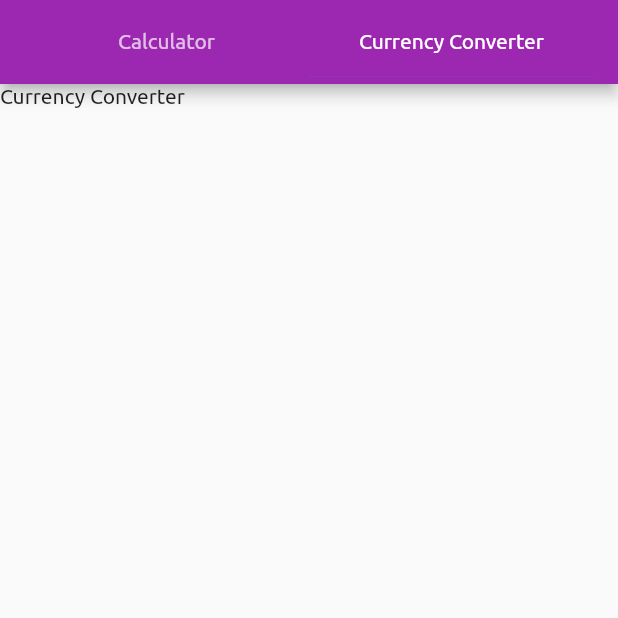
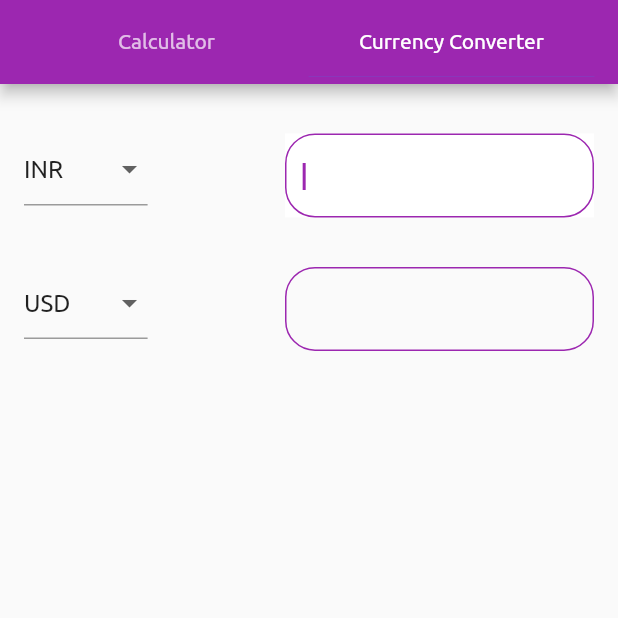
Before and after one commit to yuvrajgrover6/calculator, a Flutter app: the screen it shows after launch, tab 2 chosen, on a phone screen of 412 x 824 dp, the top half of it. Run offline on Flutter 3.47's test engine with Material 2 defaults, Android fonts, the phone set to English and light mode, and no system bars; our stand-ins replace get, google_mobile_ads, math_expressions; network calls fail.

Commit message:
currency converter done

```diff
--- a/lib/modules/calculator/controller/CalculatorController.dart
+++ b/lib/modules/calculator/controller/CalculatorController.dart
@@ -1,7 +1,15 @@
+import 'package:flutter/cupertino.dart';
+import 'package:flutter/services.dart';
 import 'package:get/get.dart';
 import 'package:math_expressions/math_expressions.dart';
 
 class CalculatorController extends GetxController {
+  @override
+  void onInit() {
+    super.onInit();
+    FocusManager.instance.primaryFocus?.unfocus();
+  }
+
   Rx<String> equation = ''.obs;
   // Rx<String> temp = ''.obs;
   // Rx<num?> num2 = Rx(null);
--- a/lib/modules/calculator/screens/calculator_screen.dart
+++ b/lib/modules/calculator/screens/calculator_screen.dart
@@ -11,10 +11,12 @@ class Calculator extends StatelessWidget {
 
   @override
   Widget build(BuildContext context) {
+    FocusManager.instance.primaryFocus?.unfocus();
     final controller = Get.put(CalculatorController());
     final height = MediaQuery.of(context).size.height;
     final width = MediaQuery.of(context).size.width;
-    return Column(
+    return Scaffold(
+      body: Column(
         children: [
           Container(
             height: height * 0.3,
@@ -191,6 +193,7 @@ class Calculator extends StatelessWidget {
             ),
           )
         ],
+      ),
     );
   }
 }
--- /dev/null
+++ b/lib/modules/currency/controller/currency_controller.dart
@@ -0,0 +1,29 @@
+import 'package:flutter/cupertino.dart';
+import 'package:get/get.dart';
+import 'dart:convert';
+import 'package:http/http.dart' as http;
+
+class CurrencyController extends GetxController {
+  @override
+
+
+  final TextEditingController resultController = TextEditingController();
+  Rx<double> amount = 0.0.obs;
+  Rx<String> currency1 = 'INR'.obs;
+  Rx<String> currency2 = 'USD'.obs;
+  Future apicall() async {
+    http.Response response;
+    response = await http.get(
+        Uri.parse(
+            "https://api.apilayer.com/exchangerates_data/convert?to=${currency2.value}&from=${currency1.value}&amount=${amount.value}"),
+        headers: {"apikey": "4R9ImZX8DUkEiLnmpRvDAxMPhiWmeL5b"});
+    if (response.statusCode == 200) {
+      var jsonData = jsonDecode(response.body);
+      resultController.text = jsonData['result'].toString();
+    } else if (response.statusCode == 400) {
+      resultController.text = "0";
+    } else {
+      resultController.text = "0";
+    }
+  }
+}
--- /dev/null
+++ b/lib/modules/currency/screens/currency_converter_screen.dart
@@ -0,0 +1,439 @@
+import 'package:calculator/contants.dart';
+import 'package:calculator/modules/currency/API/CurrencyConvert.dart';
+import 'package:flutter/material.dart';
+import 'package:get/get.dart';
+
+import '../controller/currency_controller.dart';
+
+class CurrencyConverter extends StatelessWidget {
+  final focusnode;
+  const CurrencyConverter({Key? key, required this.focusnode})
+      : super(key: key);
+
+  Widget build(BuildContext context) {
+    final List currencies = [
+      "AFN",
+      "EUR",
+      "ALL",
+      "DZD",
+      "USD",
+      "AOA",
+      "XCD",
+      "ARS",
+      "AMD",
+      "AWG",
+      "AUD",
+      "AZN",
+      "BSD",
+      "BHD",
+      "BDT",
+      "BBD",
+      "BYN",
+      "BZD",
+      "XOF",
+      "BMD",
+      "INR",
+      "BTN",
+      "BOB",
+      "BOV",
+      "BAM",
+      "BWP",
+      "NOK",
+      "BRL",
+      "BND",
+      "BGN",
+      "BIF",
+      "CVE",
+      "KHR",
+      "XAF",
+      "CAD",
+      "KYD",
+      "CLP",
+      "CLF",
+      "CNY",
+      "COP",
+      "COU",
+      "KMF",
+      "CDF",
+      "NZD",
+      "CRC",
+      "HRK",
+      "CUP",
+      "CUC",
+      "ANG",
+      "CZK",
+      "DKK",
+      "DJF",
+      "DOP",
+      "EGP",
+      "SVC",
+      "ERN",
+      "SZL",
+      "ETB",
+      "FKP",
+      "FJD",
+      "XPF",
+      "GMD",
+      "GEL",
+      "GHS",
+      "GIP",
+      "GTQ",
+      "GBP",
+      "GNF",
+      "GYD",
+      "HTG",
+      "HNL",
+      "HKD",
+      "HUF",
+      "ISK",
+      "IDR",
+      "XDR",
+      "IRR",
+      "IQD",
+      "ILS",
+      "JMD",
+      "JPY",
+      "JOD",
+      "KZT",
+      "KES",
+      "KPW",
+      "KRW",
+      "KWD",
+      "KGS",
+      "LAK",
+      "LBP",
+      "LSL",
+      "ZAR",
+      "LRD",
+      "LYD",
+      "CHF",
+      "MOP",
+      "MKD",
+      "MGA",
+      "MWK",
+      "MYR",
+      "MVR",
+      "MRU",
+      "MUR",
+      "XUA",
+      "MXN",
+      "MXV",
+      "MDL",
+      "MNT",
+      "MAD",
+      "MZN",
+      "MMK",
+      "NAD",
+      "NPR",
+      "NIO",
+      "NGN",
+      "OMR",
+      "PKR",
+      "PAB",
+      "PGK",
+      "PYG",
+      "PEN",
+      "PHP",
+      "PLN",
+      "QAR",
+      "RON",
+      "RUB",
+      "RWF",
+      "SHP",
+      "WST",
+      "STN",
+      "SAR",
+      "RSD",
+      "SCR",
+      "SLL",
+      "SGD",
+      "XSU",
+      "SBD",
+      "SOS",
+      "SSP",
+      "LKR",
+      "SDG",
+      "SRD",
+      "SEK",
+      "CHE",
+      "CHW",
+      "SYP",
+      "TWD",
+      "TJS",
+      "TZS",
+      "THB",
+      "TOP",
+      "TTD",
+      "TND",
+      "TRY",
+      "TMT",
+      "UGX",
+      "UAH",
+      "AED",
+      "USN",
+      "UYU",
+      "UYI",
+      "UYW",
+      "UZS",
+      "VUV",
+      "VES",
+      "VND",
+      "YER",
+      "ZMW",
+      "ZWL",
+      "XBA",
+      "XBB",
+      "XBC",
+      "XBD",
+      "XTS",
+      "XXX",
+      "XAU",
+      "XPD",
+      "XPT",
+      "XAG",
+      "AFA",
+      "FIM",
+      "ALK",
+      "ADP",
+      "ESP",
+      "FRF",
+      "AOK",
+      "AON",
+      "AOR",
+      "ARA",
+      "ARP",
+      "ARY",
+      "RUR",
+      "ATS",
+      "AYM",
+      "AZM",
+      "BYB",
+      "BYR",
+      "BEC",
+      "BEF",
+      "BEL",
+      "BOP",
+      "BAD",
+      "BRB",
+      "BRC",
+      "BRE",
+      "BRN",
+      "BRR",
+      "BGJ",
+      "BGK",
+      "BGL",
+      "BUK",
+      "HRD",
+      "CYP",
+      "CSJ",
+      "CSK",
+      "ECS",
+      "ECV",
+      "GQE",
+      "EEK",
+      "XEU",
+      "GEK",
+      "DDM",
+      "DEM",
+      "GHC",
+      "GHP",
+      "GRD",
+      "GNE",
+      "GNS",
+      "GWE",
+      "GWP",
+      "ITL",
+      "ISJ",
+      "IEP",
+      "ILP",
+      "ILR",
+      "LAJ",
+      "LVL",
+      "LVR",
+      "LSM",
+      "ZAL",
+      "LTL",
+      "LTT",
+      "LUC",
+      "LUF",
+      "LUL",
+      "MGF",
+      "MVQ",
+      "MLF",
+      "MTL",
+      "MTP",
+      "MRO",
+      "MXP",
+      "MZE",
+      "MZM",
+      "NLG",
+      "NIC",
+      "PEH",
+      "PEI",
+      "PES",
+      "PLZ",
+      "PTE",
+      "ROK",
+      "ROL",
+      "STD",
+      "CSD",
+      "SKK",
+      "SIT",
+      "RHD",
+      "ESA",
+      "ESB",
+      "SDD",
+      "SDP",
+      "SRG",
+      "CHC",
+      "TJR",
+      "TPE",
+      "TRL",
+      "TMM",
+      "UGS",
+      "UGW",
+      "UAK",
+      "SUR",
+      "USS",
+      "UYN",
+      "UYP",
+      "VEB",
+      "VEF",
+      "VNC",
+      "YDD",
+      "YUD",
+      "YUM",
+      "YUN",
+      "ZRN",
+      "ZRZ",
+      "ZMK",
+      "ZWC",
+      "ZWD",
+      "ZWN",
+      "ZWR",
+      "XFO",
+      "XRE",
+      "XFU",
+    ];
+    final width = MediaQuery.of(context).size.width;
+    final height = MediaQuery.of(context).size.height;
+    final CurrencyController controller = Get.put(CurrencyController());
+
+    return Scaffold(
+      body: Container(
+          child: Obx(() => FutureBuilder(
+              future: controller.apicall(),
+              builder: (context, snapshot) {
+                return Column(
+                  children: [
+                    SizedBox(height: height * 0.04),
+                    ListTile(
+                      leading: Container(
+                        width: width * 0.2,
+                        height: height * 0.2,
+                        child: DropdownButtonFormField(
+                          decoration: const InputDecoration(),
+                          value: controller.currency1.value,
+                          items: List.generate(
+                            currencies.length,
+                            (index) => DropdownMenuItem(
+                              value: currencies[index],
+                              child: Text(currencies[index]),
+                            ),
+                          ),
+                          onChanged: (value) {
+                            controller.currency1.value = value.toString();
+                          },
+                        ),
+                      ),
+                      trailing: Container(
+                        color: Colors.white,
+                        width: width * 0.5,
+                        height: height * 0.2,
+                        child: TextFormField(
+                          focusNode: focusnode,
+                          cursorColor: kPrimaryColor,
+                          onChanged: (value) {
+                            if (value.isEmpty) {
+                              controller.amount.value = 0;
+                            } else {
+                              controller.amount.value = double.parse(value);
+                            }
+                          },
+                          decoration: InputDecoration(
+                            border: OutlineInputBorder(
+                              borderRadius: BorderRadius.circular(20),
+                              borderSide:
+                                  const BorderSide(color: kPrimaryColor),
+                            ),
+                            enabledBorder: OutlineInputBorder(
+                              borderRadius: BorderRadius.circular(20),
+                              borderSide:
+                                  const BorderSide(color: kPrimaryColor),
+                            ),
+                            focusedBorder: OutlineInputBorder(
+                              borderRadius: BorderRadius.circular(20),
+                              borderSide:
+                                  const BorderSide(color: kPrimaryColor),
+                            ),
+                          ),
+                          autofocus: true,
+                          keyboardType: TextInputType.phone,
+                        ),
+                      ),
+                    ),
+                    SizedBox(height: height * 0.04),
+                    ListTile(
+                      leading: Container(
+                        width: width * 0.2,
+                        height: height * 0.1,
+                        child: DropdownButtonFormField(
+                          decoration: const InputDecoration(),
+                          value: controller.currency2.value,
+                          items: List.generate(
+                            currencies.length,
+                            (index) => DropdownMenuItem(
+                              value: currencies[index],
+                              child: Text(currencies[index]),
+                            ),
+                          ),
+                          onChanged: (value) {
+                            controller.currency2.value = value.toString();
+                          },
+                        ),
+                      ),
+                      trailing: Container(
+                        width: width * 0.5,
+                        height: height * 0.1,
+                        child: TextFormField(
+                          controller: controller.resultController,
+                          readOnly: true,
+                          decoration: InputDecoration(
+                            border: OutlineInputBorder(
+                              borderRadius: BorderRadius.circular(20),
+                              borderSide:
+                                  const BorderSide(color: kPrimaryColor),
+                            ),
+                            enabledBorder: OutlineInputBorder(
+                              borderRadius: BorderRadius.circular(20),
+                              borderSide:
+                                  const BorderSide(color: kPrimaryColor),
+                            ),
+                            focusedBorder: OutlineInputBorder(
+                              borderRadius: BorderRadius.circular(20),
+                              borderSide:
+                                  const BorderSide(color: kPrimaryColor),
+                            ),
+                          ),
+                          autofocus: true,
+                          keyboardAppearance: Brightness.dark,
+                          keyboardType: TextInputType.phone,
+                        ),
+                      ),
+                    ),
+                  ],
+                );
+              }))),
+    );
+  }
+}
--- a/lib/modules/home/screens/home.dart
+++ b/lib/modules/home/screens/home.dart
@@ -1,4 +1,5 @@
 import 'package:calculator/modules/calculator/screens/calculator_screen.dart';
+import 'package:calculator/modules/currency/screens/currency_converter_screen.dart';
 import 'package:flutter/material.dart';
 
 class Home extends StatelessWidget {
@@ -6,6 +7,8 @@ class Home extends StatelessWidget {
 
   @override
   Widget build(BuildContext context) {
+    var focusNode = FocusNode();
+
     return DefaultTabController(
       length: 2,
       child: Scaffold(
@@ -25,7 +28,9 @@ class Home extends StatelessWidget {
         body: TabBarView(
           children: [
             Calculator(),
-            Container(child: Text('Currency Converter')),
+            CurrencyConverter(
+              focusnode: focusNode,
+            ),
           ],
         ),
       ),
--- a/pubspec.yaml
+++ b/pubspec.yaml
@@ -37,6 +37,7 @@ dependencies:
   get:
   math_expressions: ^2.3.1
   google_mobile_ads:
+  http:
 
 dev_dependencies:
   flutter_test:
```
Also changed, not shown: lib/modules/currency/API/CurrencyConvert.dart (added), pubspec.lock. Lines whose indentation alone changed are shown as unchanged.
